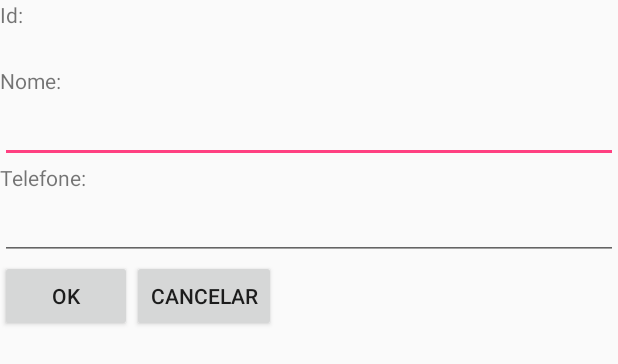
After one commit to pedrogoiania/usingsqlite, an Android app: the layout add.xml on its own in the app's theme, with its tools: preview values and no code run, on a phone screen of 412 x 824 dp. The commit adds this screen. Shown: the top 364 px of the screen. Run offline under Robolectric (Android 15) with nearby library versions, the phone set to English and light mode, and no system bars.

Commit message:
AddActivity created; ArrayAdapter created; DataBaseHandler created;
add layout created;
contato add row layout created;

```diff
--- a/app/src/main/AndroidManifest.xml
+++ b/app/src/main/AndroidManifest.xml
@@ -15,6 +15,11 @@
                 <category android:name="android.intent.category.LAUNCHER" />
             </intent-filter>
         </activity>
+
+        <activity android:name=".ContatoAddActivity"
+            android:theme="@android:style/Theme.Dialog">
+
+        </activity>
     </application>
 
 </manifest>
--- /dev/null
+++ b/app/src/main/res/layout/add.xml
@@ -0,0 +1,57 @@
+<?xml version="1.0" encoding="utf-8"?>
+<LinearLayout xmlns:android="http://schemas.android.com/apk/res/android"
+    android:orientation="vertical" android:layout_width="match_parent"
+    android:layout_height="match_parent">
+
+    <TextView
+        android:layout_width="wrap_content"
+        android:layout_height="wrap_content"
+        android:text="Id:" />
+
+    <TextView
+        android:id="@+id/tvId"
+        android:layout_width="wrap_content"
+        android:layout_height="wrap_content"
+        android:textAppearance="?android:attr/textAppearanceMedium" />
+
+    <TextView
+        android:id="@+id/tvNome"
+        android:layout_width="wrap_content"
+        android:layout_height="wrap_content"
+        android:text="Nome:" />
+
+    <EditText
+        android:id="@+id/etNome"
+        android:layout_width="match_parent"
+        android:layout_height="wrap_content" >
+        <requestFocus />
+    </EditText>
+
+    <TextView
+        android:layout_width="wrap_content"
+        android:layout_height="wrap_content"
+        android:text="Telefone:" />
+
+    <EditText
+        android:id="@+id/etTelefone"
+        android:layout_width="match_parent"
+        android:layout_height="wrap_content" />
+
+    <LinearLayout
+        android:layout_width="match_parent"
+        android:layout_height="wrap_content" >
+
+        <Button
+            android:id="@+id/bOk"
+            android:layout_width="wrap_content"
+            android:layout_height="wrap_content"
+            android:text="Ok" />
+
+        <Button
+            android:id="@+id/bCancelar"
+            android:layout_width="wrap_content"
+            android:layout_height="wrap_content"
+            android:text="Cancelar" />
+
+    </LinearLayout>
+</LinearLayout>
```
Also changed, not shown: app/src/main/java/topicos_avancados/com/br/usingsqlite/Contato.java (added, +46 -0 lines), app/src/main/java/topicos_avancados/com/br/usingsqlite/ContatoAddActivity.java (added, +48 -0 lines), app/src/main/java/topicos_avancados/com/br/usingsqlite/ContatoArrayAdapter.java (added, +38 -0 lines), app/src/main/java/topicos_avancados/com/br/usingsqlite/ContatoDatabaseHandler.java (added, +74 -0 lines), app/src/main/java/topicos_avancados/com/br/usingsqlite/MainActivity.java (+18 -1 lines), app/src/main/res/layout/contatorow.xml (added, +16 -0 lines).
